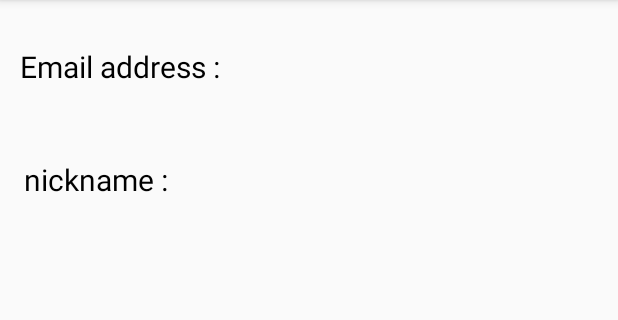
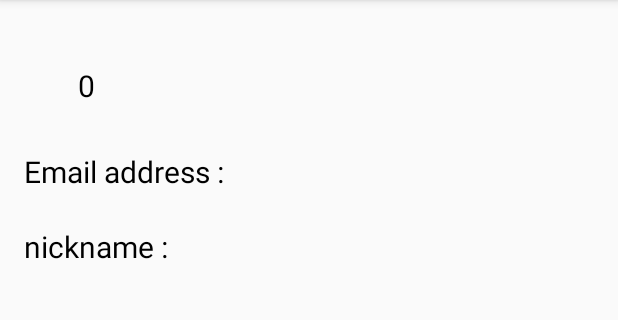
Before and after one commit to cmkxak/celebrityQuiz-master, an Android app: the ProfileActivity screen opened directly, with no data from a screen before it, on a phone screen of 412 x 824 dp, the part 84-404 px from its top. Run offline under Robolectric (Android 15) with nearby library versions, the phone set to English and light mode, and no system bars; our stand-ins replace Firebase (no records; nobody signed in at launch, a user with empty details on screens opened directly).

Commit message:
점수를 ProfileActivity로 가져오게함

```diff
--- a/app/src/main/java/com/example/celebrityquiz/ProfileActivity.java
+++ b/app/src/main/java/com/example/celebrityquiz/ProfileActivity.java
@@ -1,5 +1,6 @@
 package com.example.celebrityquiz;
 
+import android.content.SharedPreferences;
 import android.os.Bundle;
 import android.os.UserHandle;
 import android.widget.TextView;
@@ -17,6 +18,7 @@ import com.google.firebase.database.DatabaseReference;
 import com.google.firebase.database.FirebaseDatabase;
 import com.google.firebase.database.ValueEventListener;
 
+import org.w3c.dom.Text;
 
 public class ProfileActivity extends AppCompatActivity {
     private FirebaseUser user;
@@ -27,14 +29,13 @@ public class ProfileActivity extends AppCompatActivity {
         super.onCreate(savedInstanceState);
         setContentView(R.layout.activity_profile);
 
-
-
         user = FirebaseAuth.getInstance().getCurrentUser();
         ref = FirebaseDatabase.getInstance().getReference("Users");
         userID = user.getUid();
 
         final TextView nickNameTextView = (TextView) findViewById(R.id.txt_nickname);
         final TextView emailTextView = (TextView) findViewById(R.id.txt_emailaddress);
+        TextView scoreTextView = (TextView) findViewById(R.id.txt_scores);
 
         ref.child(userID).addListenerForSingleValueEvent(new ValueEventListener() {
             @Override
@@ -49,13 +50,15 @@ public class ProfileActivity extends AppCompatActivity {
                     nickNameTextView.setText(nickName);
                 }
             }
-
             @Override
             public void onCancelled(@NonNull DatabaseError error) {
                 Toast.makeText(ProfileActivity.this, "잘못된 정보입니다.", Toast.LENGTH_LONG).show();
-
             }
         });
 
+        SharedPreferences sharedPreferences = getSharedPreferences("scores", 0);
+        int score = sharedPreferences.getInt("scores", 0);
+        scoreTextView.setText(String.valueOf(score));
+
     }
 }
--- a/app/src/main/java/com/example/celebrityquiz/QuizActivity.java
+++ b/app/src/main/java/com/example/celebrityquiz/QuizActivity.java
@@ -1,6 +1,7 @@
 package com.example.celebrityquiz;
 
 import android.content.Intent;
+import android.content.SharedPreferences;
 import android.os.Bundle;
 import android.os.CountDownTimer;
 import android.view.View;
@@ -31,7 +32,7 @@ public class QuizActivity extends AppCompatActivity {
 
     // Declare variables
     private List<Quiz> quizList;
-    private int seconds;
+    private int seconds, scores;
     private int indexCurrentQuestion;
 
     private TextView questionView;
@@ -107,6 +108,7 @@ public class QuizActivity extends AppCompatActivity {
         seconds = intent.getIntExtra("seconds", new Random().nextInt(90));
         String string = null;
 
+
         // Safely read data from saved file
         try {
             FileInputStream fileInputStream = openFileInput("myJson"); //파일 불러오기
@@ -162,6 +164,17 @@ public class QuizActivity extends AppCompatActivity {
                 startActivity(i);
             }
         });
+
+    }
+
+    @Override
+    protected void onDestroy() {
+        super.onDestroy();
+        SharedPreferences sharedPreferences = getSharedPreferences("scores", MODE_PRIVATE);
+        SharedPreferences.Editor editor = sharedPreferences.edit();
+        int scores = getScore();
+        editor.putInt("scores", scores);
+        editor.commit();
     }
 
     // Start countdown. OnFinish, start Solution Activity
@@ -278,4 +291,6 @@ public class QuizActivity extends AppCompatActivity {
         }
         return score;
     }
+
+
 }
--- a/app/src/main/res/layout/activity_profile.xml
+++ b/app/src/main/res/layout/activity_profile.xml
@@ -7,6 +7,19 @@
     android:layout_height="match_parent">
 
     <TextView
+        android:id="@+id/txt_scores"
+        android:layout_width="wrap_content"
+        android:layout_height="wrap_content"
+        android:text="score"
+        android:textSize="20sp"
+        app:layout_constraintBottom_toTopOf="@+id/txt_emailaddress"
+        app:layout_constraintEnd_toEndOf="parent"
+        app:layout_constraintHorizontal_bias="0.13"
+        app:layout_constraintStart_toStartOf="parent"
+        app:layout_constraintTop_toTopOf="parent"
+        app:layout_constraintVertical_bias="0.592" />
+
+    <TextView
         android:id="@+id/txt_emailaddress"
         android:layout_width="wrap_content"
         android:layout_height="wrap_content"
@@ -14,10 +27,10 @@
         android:textSize="20sp"
         app:layout_constraintBottom_toTopOf="@+id/txt_nickname"
         app:layout_constraintEnd_toEndOf="parent"
-        app:layout_constraintHorizontal_bias="0.048"
+        app:layout_constraintHorizontal_bias="0.059"
         app:layout_constraintStart_toStartOf="parent"
         app:layout_constraintTop_toTopOf="parent"
-        app:layout_constraintVertical_bias="0.389" />
+        app:layout_constraintVertical_bias="0.818" />
 
     <TextView
         android:id="@+id/txt_nickname"
@@ -30,6 +43,6 @@
         app:layout_constraintHorizontal_bias="0.05"
         app:layout_constraintStart_toStartOf="parent"
         app:layout_constraintTop_toTopOf="parent"
-        app:layout_constraintVertical_bias="0.143" />
+        app:layout_constraintVertical_bias="0.203" />
 
 </androidx.constraintlayout.widget.ConstraintLayout>
```
